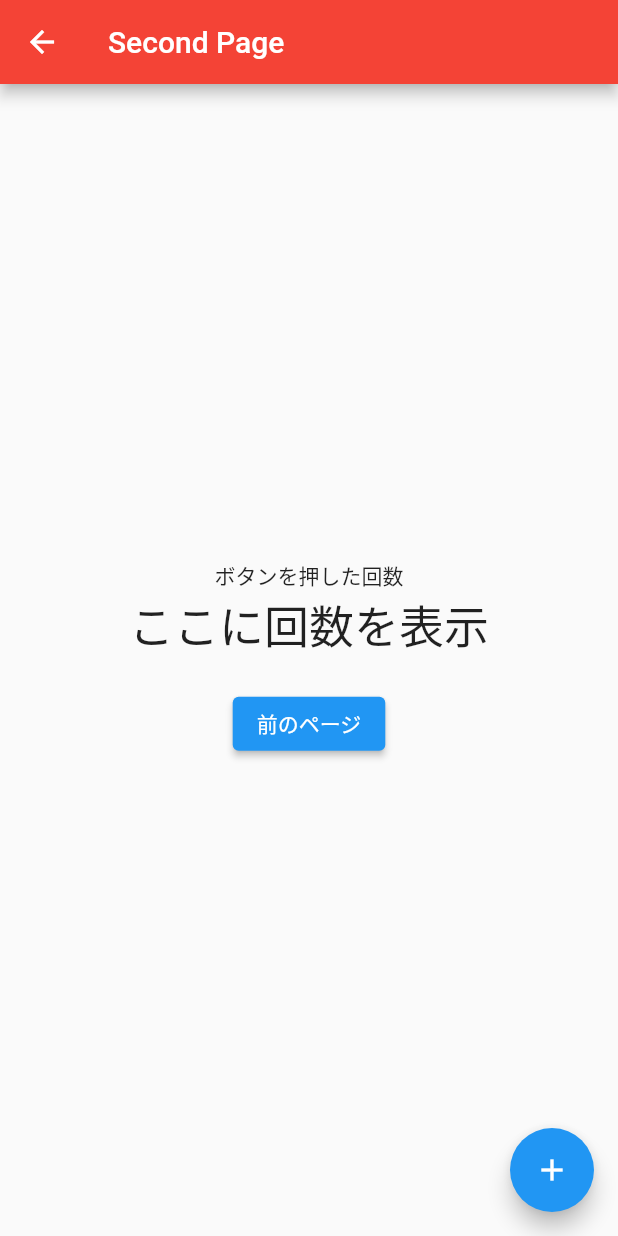
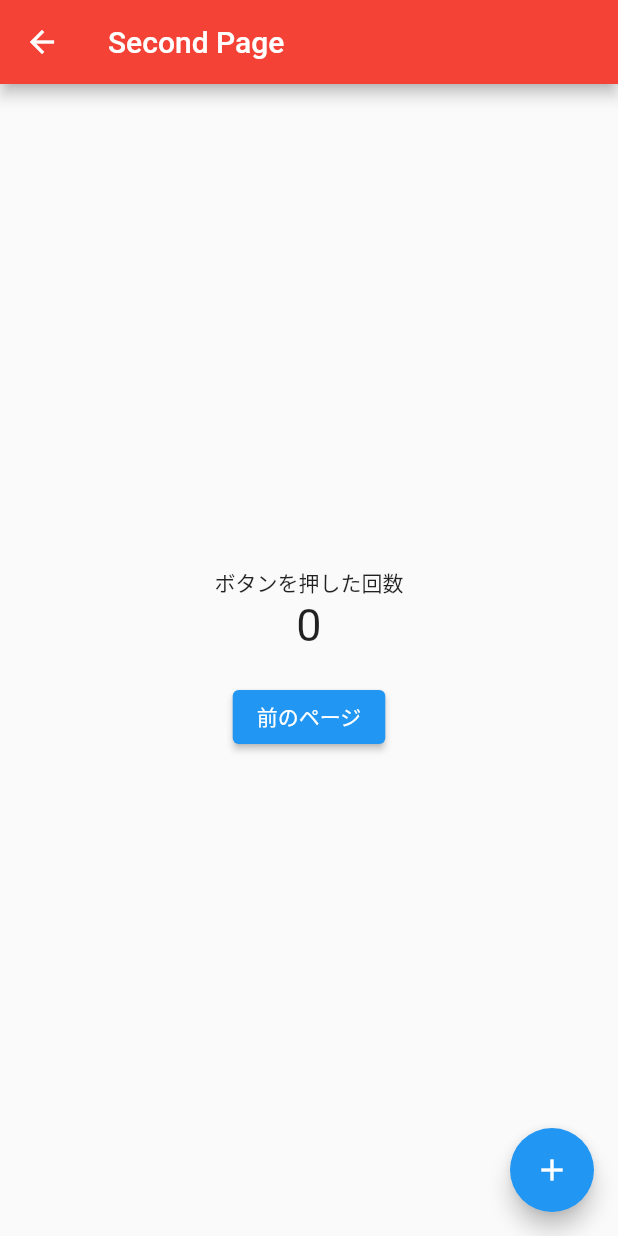
Before and after one commit to sa8a/counter_app, a Flutter app: the screen it shows after launch, after a tap on "次のページ", on a phone screen of 412 x 824 dp. Run offline on Flutter 3.47's test engine with Material 2 defaults, Android fonts, the phone set to English and light mode, and no system bars; our stand-ins replace flutter_riverpod.

Commit message:
add: プロバイダーの定義とカウンターの値を参照・更新を追加

```diff
--- a/lib/main.dart
+++ b/lib/main.dart
@@ -1,7 +1,16 @@
 import 'package:flutter/material.dart';
+import 'package:flutter_riverpod/flutter_riverpod.dart';
+
+// データを守るため countProvider という壁を作る
+final countProvider = StateProvider<int>((ref) => 0);
+// グローバルに定義して良いの？と思われるかもしれませんが、問題有りません。
+// 値の保存自体はローカルのスコープ内で行っています。
+// プロバイダ自体は不変（イミュータブル）であり、関数をグローバルで宣言しているのと変わりないためです。
+// https://riverpod.dev/ja/docs/concepts/providers/
 
 void main() {
-  runApp(const MyApp());
+  // プロバイダースコープで囲む
+  runApp(const ProviderScope(child: MyApp()));
 }
 
 class MyApp extends StatelessWidget {
@@ -15,18 +24,20 @@ class MyApp extends StatelessWidget {
   }
 }
 
-class MyHomePage extends StatefulWidget {
+// プロバイダで値を参照するWidgetをConsumerWidgetを継承したWidgetに書き換え
+// （int _counter = 0;を削除、StatefulWidgetをStatelessWidgetに書き換え、
+// StatelessWidgetをConsumerWidgetに置き換えます。）
+class MyHomePage extends ConsumerWidget {
   const MyHomePage({super.key});
 
   @override
-  State<MyHomePage> createState() => _MyHomePageState();
-}
+  // ConsumerWidgetを使ったらWidgetRef refを必ず書き、refという鍵を手に入れる
+  // これでプロバイダを参照する準備ができる
+  Widget build(BuildContext context, WidgetRef ref) {
+    // データを見張っておく
+    // プロバイダの値に変更があった場合、この値に依存するWidgetの更新が行われる
+    // ref.watch(countProvider)
 
-class _MyHomePageState extends State<MyHomePage> {
-  int _counter = 0;
-
-  @override
-  Widget build(BuildContext context) {
     return Scaffold(
       appBar: AppBar(
         backgroundColor: Colors.blue,
@@ -40,7 +51,10 @@ class _MyHomePageState extends State<MyHomePage> {
               mainAxisAlignment: MainAxisAlignment.center,
               children: [
                 const Text('ボタンを押した回数'),
-                Text('$_counter', style: const TextStyle(fontSize: 30)),
+                Text(
+                  '${ref.watch(countProvider)}',
+                  style: const TextStyle(fontSize: 30),
+                ),
               ],
             ),
             const SizedBox(height: 20),
@@ -60,9 +74,7 @@ class _MyHomePageState extends State<MyHomePage> {
       ),
       floatingActionButton: FloatingActionButton(
         onPressed: () {
-          setState(() {
-            _counter++;
-          });
+          ref.read(countProvider.notifier).state++;
         },
         child: const Icon(Icons.add),
       ),
@@ -70,11 +82,11 @@ class _MyHomePageState extends State<MyHomePage> {
   }
 }
 
-class MySecondPage extends StatelessWidget {
+class MySecondPage extends ConsumerWidget {
   const MySecondPage({super.key});
 
   @override
-  Widget build(BuildContext context) {
+  Widget build(BuildContext context, WidgetRef ref) {
     return Scaffold(
       appBar: AppBar(
         backgroundColor: Colors.red,
@@ -86,9 +98,12 @@ class MySecondPage extends StatelessWidget {
           children: [
             Column(
               mainAxisAlignment: MainAxisAlignment.center,
-              children: const [
-                Text('ボタンを押した回数'),
-                Text('ここに回数を表示', style: TextStyle(fontSize: 30)),
+              children: [
+                const Text('ボタンを押した回数'),
+                Text(
+                  '${ref.watch(countProvider)}',
+                  style: const TextStyle(fontSize: 30),
+                ),
               ],
             ),
             const SizedBox(height: 20),
@@ -102,7 +117,9 @@ class MySecondPage extends StatelessWidget {
         ),
       ),
       floatingActionButton: FloatingActionButton(
-        onPressed: () {},
+        onPressed: () {
+          ref.read(countProvider.notifier).state++;
+        },
         child: const Icon(Icons.add),
       ),
     );
```
